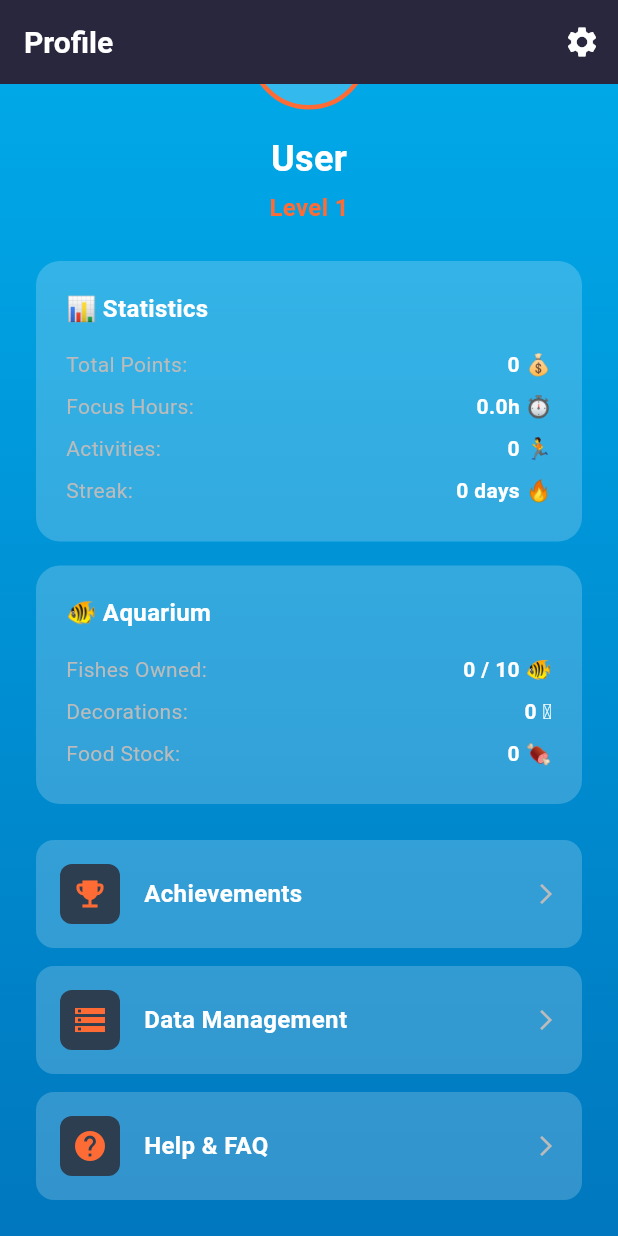
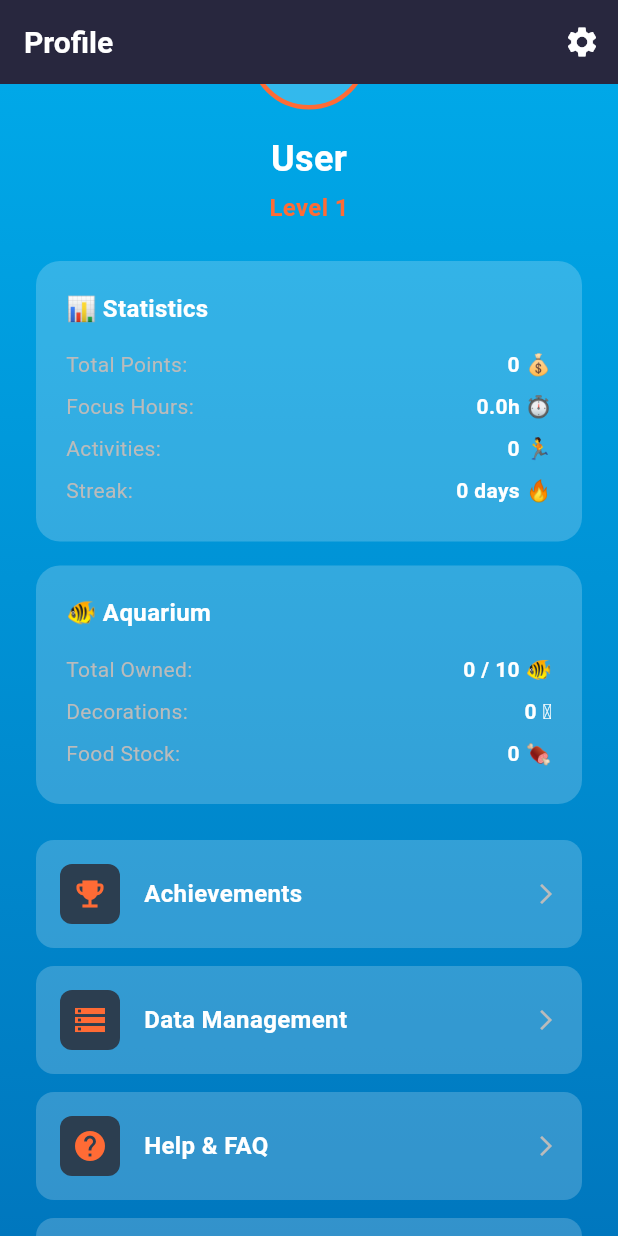
Before and after one commit to hkuspace-pu/comp2003hk-2526-group-group3, a Flutter app: the ProfileScreen screen opened directly, scrolled down 87 dp, on a phone screen of 412 x 824 dp. Run offline on Flutter 3.47's test engine with Material 3 defaults, Android fonts, the phone set to English and light mode, and no system bars; our stand-ins replace cloud_firestore, csv, file_picker, firebase_auth, firebase_core, firebase_storage and 5 more; missing offline and left inert: dart:html, health; accounts and stored records are empty.

Commit message:
fix profile total fish via inventory, add species breakdown

```diff
--- a/lib/screens/profile_screen.dart
+++ b/lib/screens/profile_screen.dart
@@ -1,13 +1,17 @@
 import 'package:flutter/material.dart';
 import 'package:firebase_auth/firebase_auth.dart';
+
 import '../models/user_profile.dart';
 import '../services/firestore_service.dart';
 import '../utils/colors.dart';
+import '../utils/constants.dart';
 import '../widgets/gradient_background.dart';
 import 'achievements_screen.dart';
-import 'settings_screen.dart';
 import 'data_management_screen.dart';
 import 'help_screen.dart';
+import 'privacy_policy_screen.dart';
+import 'settings_screen.dart';
+import 'terms_of_use_screen.dart';
 
 class ProfileScreen extends StatelessWidget {
   const ProfileScreen({Key? key}) : super(key: key);
@@ -24,15 +28,24 @@ class ProfileScreen extends StatelessWidget {
       builder: (context, snapshot) {
         final profile = snapshot.data;
         final displayName = profile?.displayName ?? 'User';
-        final level = profile?.level ?? 1;
         final totalPoints = profile?.totalPoints ?? 0;
+        // level off live points so store/lucky spend updates it immediately
+        final level = firestoreService.calculateLevel(totalPoints);
         final totalFocusHours =
             ((profile?.totalFocusMinutes ?? 0) / 60).toStringAsFixed(1);
         final activityCount = profile?.activityCount ?? 0;
         final currentStreak = profile?.currentStreak ?? 0;
-        final fishCount = profile?.ownedFish.length ?? 0;
+        final inv = profile?.fishInventory ?? const <String, int>{};
+        final fishCount = profile?.totalFishCount ?? 0;
         final decorationCount = profile?.ownedDecorations.length ?? 0;
         final foodStock = profile?.foodStock ?? 0;
+
+        // collapse "goldfish@1" / "goldfish@2" / ... into one row per species
+        final counts = <String, int>{};
+        for (final e in inv.entries) {
+          final id = e.key.split('@').first;
+          counts[id] = (counts[id] ?? 0) + e.value;
+        }
 
         return Scaffold(
           appBar: AppBar(
@@ -55,7 +68,6 @@ class ProfileScreen extends StatelessWidget {
                 padding: const EdgeInsets.all(24),
                 child: Column(
                   children: [
-                    // Profile Avatar
                     Container(
                       width: 80,
                       height: 80,
@@ -70,8 +82,6 @@ class ProfileScreen extends StatelessWidget {
                       ),
                     ),
                     const SizedBox(height: 16),
-
-                    // Username
                     Text(
                       displayName,
                       style: const TextStyle(
@@ -81,8 +91,6 @@ class ProfileScreen extends StatelessWidget {
                       ),
                     ),
                     const SizedBox(height: 4),
-
-                    // Level
                     Text(
                       'Level $level',
                       style: const TextStyle(
@@ -92,8 +100,6 @@ class ProfileScreen extends StatelessWidget {
                       ),
                     ),
                     const SizedBox(height: 24),
-
-                    // Statistics Card
                     _buildCard(
                       title: '📊 Statistics',
                       children: [
@@ -104,19 +110,30 @@ class ProfileScreen extends StatelessWidget {
                       ],
                     ),
                     const SizedBox(height: 16),
-
-                    // Aquarium Status Card
                     _buildCard(
                       title: '🐠 Aquarium',
                       children: [
-                        _buildStatRow('Fishes Owned:', '$fishCount / 10 🐠'),
+                        _buildStatRow('Total Owned:', '$fishCount / 10 🐠'),
                         _buildStatRow('Decorations:', '$decorationCount 🪸'),
                         _buildStatRow('Food Stock:', '$foodStock 🍖'),
+                        if (counts.isNotEmpty) ...[
+                          const SizedBox(height: 12),
+                          const Divider(color: AppColors.textGrey, height: 1),
+                          const SizedBox(height: 12),
+                          const Text(
+                            'Fish Breakdown',
+                            style: TextStyle(
+                              color: AppColors.textGrey,
+                              fontSize: 13,
+                              fontWeight: FontWeight.bold,
+                            ),
+                          ),
+                          const SizedBox(height: 8),
+                          ..._buildSpeciesRows(counts),
+                        ],
                       ],
                     ),
                     const SizedBox(height: 24),
-
-                    // Menu Items
                     _buildMenuItem(
                       context,
                       icon: Icons.emoji_events,
@@ -149,6 +166,30 @@ class ProfileScreen extends StatelessWidget {
                         context,
                         MaterialPageRoute(
                           builder: (context) => const HelpScreen(),
+                        ),
+                      ),
+                    ),
+                    const SizedBox(height: 12),
+                    _buildMenuItem(
+                      context,
+                      icon: Icons.privacy_tip,
+                      label: 'Privacy Policy',
+                      onTap: () => Navigator.push(
+                        context,
+                        MaterialPageRoute(
+                          builder: (context) => const PrivacyPolicyScreen(),
+                        ),
+                      ),
+                    ),
+                    const SizedBox(height: 12),
+                    _buildMenuItem(
+                      context,
+                      icon: Icons.description,
+                      label: 'Terms of Use',
+                      onTap: () => Navigator.push(
+                        context,
+                        MaterialPageRoute(
+                          builder: (context) => const TermsOfUseScreen(),
                         ),
                       ),
                     ),
@@ -190,6 +231,21 @@ class ProfileScreen extends StatelessWidget {
       ),
     );
   }
+
+  List<Widget> _buildSpeciesRows(Map<String, int> counts) {
+    final entries = counts.entries.toList()
+      ..sort((a, b) => b.value.compareTo(a.value));
+    return [
+      for (final e in entries)
+        _buildStatRow(
+          '${(AppConstants.storeItems[e.key]?['icon'] as String?) ?? '🐟'}  '
+              '${(AppConstants.storeItems[e.key]?['name'] as String?) ?? _cap(e.key)}',
+          '× ${e.value}',
+        ),
+    ];
+  }
+
+  String _cap(String s) => s.isEmpty ? s : '${s[0].toUpperCase()}${s.substring(1)}';
 
   Widget _buildStatRow(String label, String value) {
     return Padding(
```
